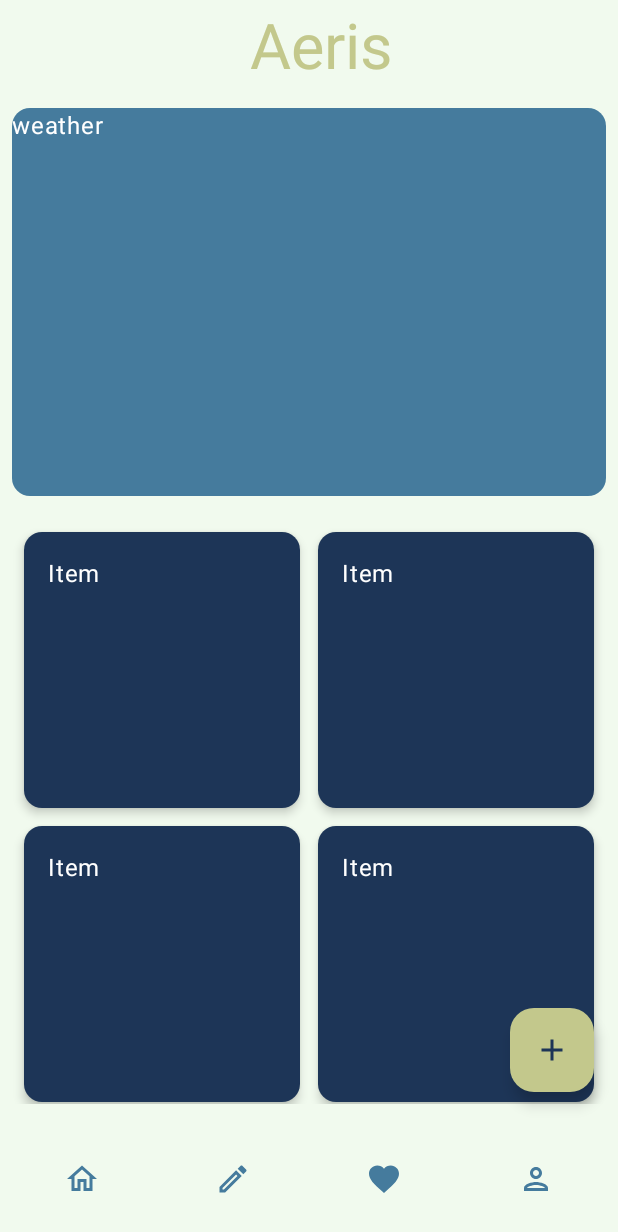
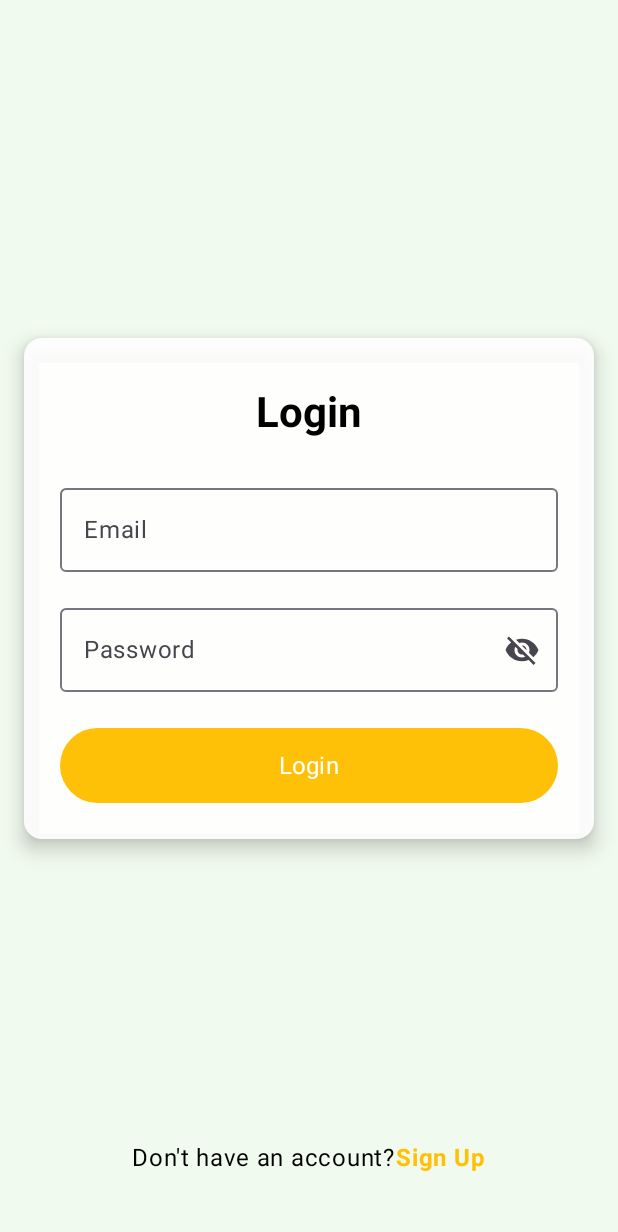
Before and after one commit to anacbetul/Aeris, an Android app built with Jetpack Compose: the screen it shows after launch (MainActivity), on a phone screen of 412 x 824 dp. Shown: the top 1232 px of the screen. Run offline under Robolectric (Android 15) with nearby library versions, the phone set to English and light mode, and no system bars.

Commit message:
login and register pages

```diff
--- a/app/src/main/java/com/luci/aeris/MainActivity.kt
+++ b/app/src/main/java/com/luci/aeris/MainActivity.kt
@@ -11,11 +11,18 @@ import androidx.compose.material3.Scaffold
 import androidx.compose.material3.Text
 import androidx.compose.material3.TopAppBar
 import androidx.compose.runtime.Composable
+import androidx.compose.runtime.remember
 import androidx.compose.ui.Modifier
 import androidx.compose.ui.tooling.preview.Preview
+import androidx.navigation.compose.rememberNavController
+import com.luci.aeris.screens.LoginScreen
 import com.luci.aeris.screens.MainScreen
+import com.luci.aeris.screens.RegisterScreen
 import com.luci.aeris.screens.ViewController
 import com.luci.aeris.ui.theme.AerisTheme
+import com.luci.aeris.utils.AppNavGraph
+import com.luci.aeris.utils.Navigator
+
 
 class MainActivity : ComponentActivity() {
     override fun onCreate(savedInstanceState: Bundle?) {
@@ -23,7 +30,11 @@ class MainActivity : ComponentActivity() {
         enableEdgeToEdge()
         setContent {
             AerisTheme {
-                ViewController()
+                val navController = rememberNavController()
+                val navigator = remember { Navigator(navController) }
+
+                AppNavGraph(navController = navController, navigator = navigator)
+
             }
         }
     }
--- /dev/null
+++ b/app/src/main/java/com/luci/aeris/components/AtomicOutlinedTextField.kt
@@ -0,0 +1,70 @@
+import androidx.compose.foundation.layout.Column
+import androidx.compose.foundation.layout.fillMaxWidth
+import androidx.compose.material.icons.Icons
+import androidx.compose.material.icons.filled.Visibility
+import androidx.compose.material.icons.filled.VisibilityOff
+import androidx.compose.material3.Icon
+import androidx.compose.material3.IconButton
+import androidx.compose.material3.OutlinedTextField
+import androidx.compose.material3.Text
+import androidx.compose.runtime.Composable
+import androidx.compose.runtime.mutableStateOf
+import androidx.compose.runtime.remember
+import androidx.compose.ui.Modifier
+import androidx.compose.ui.graphics.Color
+import androidx.compose.ui.text.input.PasswordVisualTransformation
+import androidx.compose.ui.text.input.VisualTransformation
+import androidx.compose.ui.unit.sp
+
+@Composable
+fun AtomicOutlinedTextField(
+    modifier: Modifier = Modifier,
+    value: String,
+    onValueChange: (String) -> Unit,
+    label: String,
+    isError: Boolean = false,
+    errorText: String? = null,
+    isPassword: Boolean = false,
+) {
+    val isPasswordVisible = remember { mutableStateOf(false) }
+
+    Column(modifier = modifier) {
+        OutlinedTextField(
+            value = value,
+            onValueChange = onValueChange,
+            label = { Text(label) },
+            isError = isError,
+            modifier = Modifier.fillMaxWidth(),
+            visualTransformation = if (isPassword && !isPasswordVisible.value) {
+                PasswordVisualTransformation()
+            } else {
+                VisualTransformation.None
+            },
+            trailingIcon = {
+                if (isPassword) {
+                    IconButton(
+                        onClick = {
+                            isPasswordVisible.value = !isPasswordVisible.value
+                        }
+                    ) {
+                        Icon(
+                            imageVector = if (isPasswordVisible.value)
+                                Icons.Filled.Visibility
+                            else
+                                Icons.Filled.VisibilityOff,
+                            contentDescription = "Toggle password visibility"
+                        )
+                    }
+                }
+            }
+        )
+        if (isError && errorText != null) {
+            Text(
+                text = errorText,
+                color = Color.Red,
+                fontSize = 12.sp,
+                modifier = Modifier.fillMaxWidth()
+            )
+        }
+    }
+}
--- /dev/null
+++ b/app/src/main/java/com/luci/aeris/components/BodyText.kt
@@ -0,0 +1,30 @@
+import androidx.compose.material3.MaterialTheme
+import androidx.compose.material3.Text
+import androidx.compose.runtime.Composable
+import androidx.compose.ui.Modifier
+import androidx.compose.ui.graphics.Color
+import androidx.compose.ui.text.font.FontWeight
+import androidx.compose.ui.text.style.TextAlign
+import androidx.compose.ui.unit.TextUnit
+import androidx.compose.ui.unit.sp
+
+@Composable
+fun BodyText(
+    text: String,
+    modifier: Modifier = Modifier,
+    textColor: Color = MaterialTheme.colorScheme.primary,
+    textAlign: TextAlign = TextAlign.Start,
+    fontSize: TextUnit = 16.sp,
+    fontWeight: FontWeight = FontWeight.Normal,
+    maxLines: Int = Int.MAX_VALUE
+) {
+    Text(
+        text = text,
+        modifier = modifier,
+        color = textColor,
+        textAlign = textAlign,
+        fontSize = fontSize,
+        fontWeight = fontWeight,
+        maxLines = maxLines
+    )
+}
--- /dev/null
+++ b/app/src/main/java/com/luci/aeris/components/HeaderText.kt
@@ -0,0 +1,28 @@
+import androidx.compose.foundation.layout.fillMaxWidth
+import androidx.compose.material3.MaterialTheme
+import androidx.compose.material3.Text
+import androidx.compose.runtime.Composable
+import androidx.compose.ui.Modifier
+import androidx.compose.ui.graphics.Color
+import androidx.compose.ui.text.font.FontWeight
+import androidx.compose.ui.text.style.TextAlign
+import androidx.compose.ui.unit.sp
+
+@Composable
+fun HeaderText(
+    modifier: Modifier = Modifier,
+    text: String,
+    centerTitle: Boolean = false,
+    textColor: Color = MaterialTheme.colorScheme.onPrimary,
+    fontWeight: FontWeight = FontWeight.Normal
+) {
+    Text(
+        text = text,
+        color = textColor,
+        style = MaterialTheme.typography.headlineMedium.copy(
+            fontWeight = fontWeight,
+        ),
+        modifier = modifier.fillMaxWidth(),
+        textAlign = if (centerTitle) TextAlign.Center else TextAlign.Start
+    )
+}
--- /dev/null
+++ b/app/src/main/java/com/luci/aeris/components/SpacerComposable.kt
@@ -0,0 +1,29 @@
+import androidx.compose.foundation.layout.Spacer
+import androidx.compose.foundation.layout.height
+import androidx.compose.foundation.layout.width
+import androidx.compose.runtime.Composable
+import androidx.compose.ui.Modifier
+
+@Composable
+fun VerticalSpacer4() = Spacer(modifier = Modifier.height(SpacerConstants.ExtraSmall))
+
+@Composable
+fun VerticalSpacer8() = Spacer(modifier = Modifier.height(SpacerConstants.Small))
+
+@Composable
+fun VerticalSpacer16() = Spacer(modifier = Modifier.height(SpacerConstants.Medium))
+
+@Composable
+fun VerticalSpacer24() = Spacer(modifier = Modifier.height(SpacerConstants.Large))
+
+@Composable
+fun HorizontalSpacer4() = Spacer(modifier = Modifier.width(SpacerConstants.ExtraSmall))
+
+@Composable
+fun HorizontalSpacer8() = Spacer(modifier = Modifier.width(SpacerConstants.Small))
+
+@Composable
+fun HorizontalSpacer16() = Spacer(modifier = Modifier.width(SpacerConstants.Medium))
+
+@Composable
+fun HorizontalSpacer24() = Spacer(modifier = Modifier.width(SpacerConstants.Large))
--- /dev/null
+++ b/app/src/main/java/com/luci/aeris/constants/PaddingConstants.kt
@@ -0,0 +1,21 @@
+import androidx.compose.foundation.layout.PaddingValues
+import androidx.compose.ui.unit.Dp
+import androidx.compose.ui.unit.dp
+
+object PaddingConstants {
+
+    // Tekil Dp değerleri
+    val ExtraSmall: Dp = 4.dp
+    val Small: Dp = 8.dp
+    val Medium: Dp = 16.dp
+    val Large: Dp = 24.dp
+    val ExtraLarge: Dp = 32.dp
+
+    // Sayfa kenar boşluğu
+    val PagePadding: Dp = Medium
+
+    // Sık kullanılan PaddingValues tanımları
+    val HorizontalMedium: PaddingValues = PaddingValues(horizontal = Medium)
+    val VerticalMedium: PaddingValues = PaddingValues(vertical = Medium)
+    val ScreenPadding: PaddingValues = PaddingValues(all = PagePadding)
+}
--- /dev/null
+++ b/app/src/main/java/com/luci/aeris/constants/SpacerConstants.kt
@@ -0,0 +1,9 @@
+import androidx.compose.ui.unit.dp
+
+object SpacerConstants {
+    val ExtraSmall = 4.dp
+    val Small = 8.dp
+    val Medium = 16.dp
+    val Large = 24.dp
+    val ExtraLarge = 32.dp
+}
--- /dev/null
+++ b/app/src/main/java/com/luci/aeris/screens/Login.kt
@@ -0,0 +1,130 @@
+package com.luci.aeris.screens
+
+import AtomicOutlinedTextField
+import BodyText
+import HeaderText
+import PaddingConstants
+import VerticalSpacer16
+import VerticalSpacer24
+import VerticalSpacer8
+import androidx.compose.foundation.background
+import androidx.compose.foundation.clickable
+import androidx.compose.foundation.layout.*
+import androidx.compose.material3.*
+import androidx.compose.runtime.Composable
+import androidx.compose.ui.Alignment
+import androidx.compose.ui.Modifier
+import androidx.compose.ui.graphics.Color
+import androidx.compose.ui.text.font.FontWeight
+import androidx.compose.ui.text.style.TextAlign
+import androidx.compose.ui.tooling.preview.Preview
+import androidx.compose.ui.unit.dp
+import androidx.compose.ui.unit.sp
+import com.luci.aeris.viewmodel.LoginViewModel
+import com.luci.aeris.ui.theme.AerisTheme
+import androidx.lifecycle.viewmodel.compose.viewModel
+import androidx.navigation.NavController
+import com.luci.aeris.constants.NavigationRoutes
+import com.luci.aeris.utils.Navigator
+
+@Composable
+fun LoginScreen(navigator: Navigator, viewModel: LoginViewModel = viewModel()) {
+    Column(
+        modifier = Modifier
+            .fillMaxSize()
+            .background(MaterialTheme.colorScheme.background)
+            .padding(PaddingConstants.ScreenPadding),
+        verticalArrangement = Arrangement.SpaceBetween,
+        horizontalAlignment = Alignment.CenterHorizontally
+    ) {
+        Spacer(modifier = Modifier.height(PaddingConstants.Medium))
+
+        // ORTA KISIM (Form)
+        Card(
+            modifier = Modifier.fillMaxWidth(),
+            colors = CardDefaults.cardColors(containerColor = Color.White.copy(alpha = 0.9f)),
+            elevation = CardDefaults.cardElevation(defaultElevation = 8.dp),
+            shape = MaterialTheme.shapes.medium
+        ) {
+            Column(
+                modifier = Modifier
+                    .fillMaxWidth()
+                    .padding(PaddingConstants.Large),
+                horizontalAlignment = Alignment.CenterHorizontally
+            ) {
+                VerticalSpacer8()
+
+                // Log In Header
+                HeaderText(
+                    text = "Login",
+                    fontWeight = FontWeight.Bold,
+                    centerTitle = true,
+                    textColor = Color.Black
+                )
+
+                VerticalSpacer24()
+
+                // Email Input
+                AtomicOutlinedTextField(
+                    value = viewModel.email.value,
+                    onValueChange = viewModel::onEmailChange,
+                    label = "Email",
+                    isError = viewModel.emailError.value,
+                    errorText = if (viewModel.emailError.value) "Please enter a valid email" else null
+                )
+
+                VerticalSpacer16()
+
+                // Password Input
+                AtomicOutlinedTextField(
+                    value = viewModel.password.value,
+                    onValueChange = viewModel::onPasswordChange,
+                    label = "Password",
+                    isError = viewModel.passwordError.value,
+                    errorText = if (viewModel.passwordError.value) "Password must be at least 6 characters" else null,
+                    isPassword = true
+                )
+
+                VerticalSpacer24()
+
+                // Login Button
+                Button(
+                    onClick = {
+                        if (viewModel.isFormValid()) {
+                            // Giriş işlemi
+                        }
+                    },
+                    modifier = Modifier
+                        .fillMaxWidth()
+                        .height(50.dp),
+                    colors = ButtonDefaults.buttonColors(Color(0xFFFFC107))
+                ) {
+                    BodyText(text = "Login", textColor = Color.White)
+                }
+            }
+        }
+
+        // ALT KISIM
+        Column(
+            modifier = Modifier
+                .fillMaxWidth()
+                .padding(bottom = PaddingConstants.Large),
+            horizontalAlignment = Alignment.CenterHorizontally
+        ) {
+            VerticalSpacer8()
+
+            // Signup redirect text
+            Row {
+                BodyText(text = "Don't have an account?", textColor = Color.Black)
+                BodyText(
+                    "Sign Up",
+                    textColor = Color(0xFFFFC107),
+                    fontWeight = FontWeight.Bold,
+                    modifier = Modifier.clickable {
+                        navigator.navigate(NavigationRoutes.Register)
+                    }
+                )
+            }
+        }
+    }
+}
--- /dev/null
+++ b/app/src/main/java/com/luci/aeris/utils/NavigatorGraph.kt
@@ -0,0 +1,22 @@
+package com.luci.aeris.utils
+
+import android.window.SplashScreen
+import androidx.compose.runtime.Composable
+import androidx.navigation.NavHostController
+import androidx.navigation.compose.NavHost
+import androidx.navigation.compose.composable
+import com.luci.aeris.constants.NavigationRoutes
+import com.luci.aeris.screens.LoginScreen
+import com.luci.aeris.screens.RegisterScreen
+
+@Composable
+fun AppNavGraph(navController: NavHostController, navigator: Navigator) {
+    NavHost(navController = navController, startDestination = NavigationRoutes.Login) {
+        composable(NavigationRoutes.Login) {
+            LoginScreen(navigator = navigator)
+        }
+        composable(NavigationRoutes.Register) {
+            RegisterScreen(navigator = navigator)
+        }
+    }
+}
--- /dev/null
+++ b/app/src/main/java/com/luci/aeris/viewmodel/LoginViewmodel.kt
@@ -0,0 +1,32 @@
+package com.luci.aeris.viewmodel
+
+import androidx.compose.runtime.mutableStateOf
+import androidx.lifecycle.ViewModel
+
+class LoginViewModel : ViewModel() {
+    var email = mutableStateOf("")
+    var password = mutableStateOf("")
+    var emailError = mutableStateOf(false)
+    var passwordError = mutableStateOf(false)
+
+    // Email ve password doğrulama fonksiyonu
+    fun isFormValid(): Boolean {
+        // Email validasyonu
+        emailError.value = email.value.isEmpty() || !android.util.Patterns.EMAIL_ADDRESS.matcher(email.value).matches()
+
+        // Password validasyonu
+        passwordError.value = password.value.isEmpty() || password.value.length < 6
+
+        return !emailError.value && !passwordError.value
+    }
+
+    // Email değişimi
+    fun onEmailChange(newEmail: String) {
+        email.value = newEmail
+    }
+
+    // Password değişimi
+    fun onPasswordChange(newPassword: String) {
+        password.value = newPassword
+    }
+}
```
Also changed, not shown: app/build.gradle.kts (+13 -0 lines), app/src/main/java/com/luci/aeris/constants/NavigationRoutes.kt (added, +9 -0 lines), app/src/main/java/com/luci/aeris/extensions/SpacerExtensions.kt (added, +9 -0 lines), app/src/main/java/com/luci/aeris/screens/Register.kt (added, +160 -0 lines), app/src/main/java/com/luci/aeris/utils/Navigator.kt (added, +26 -0 lines), app/src/main/java/com/luci/aeris/viewmodel/SignUpViewmodel.kt (added, +44 -0 lines), gradle/libs.versions.toml (+11 -0 lines), 1 other file.
